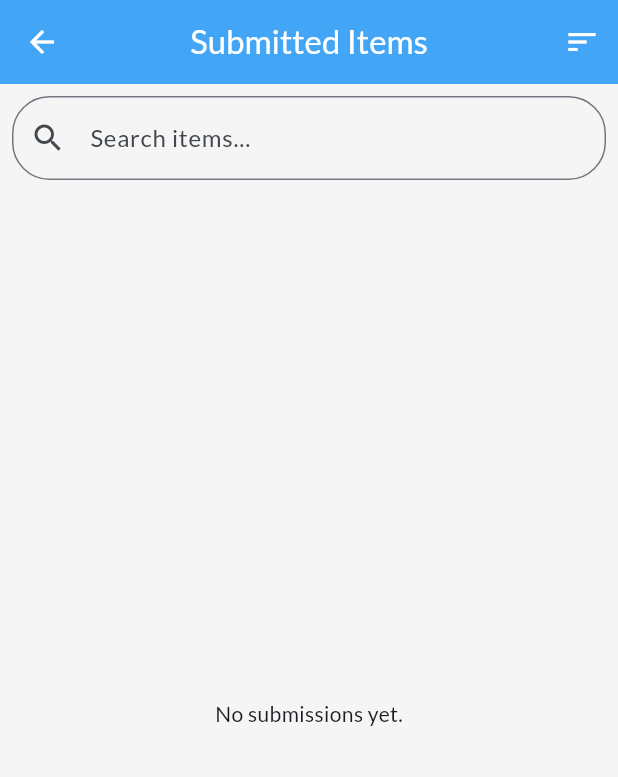
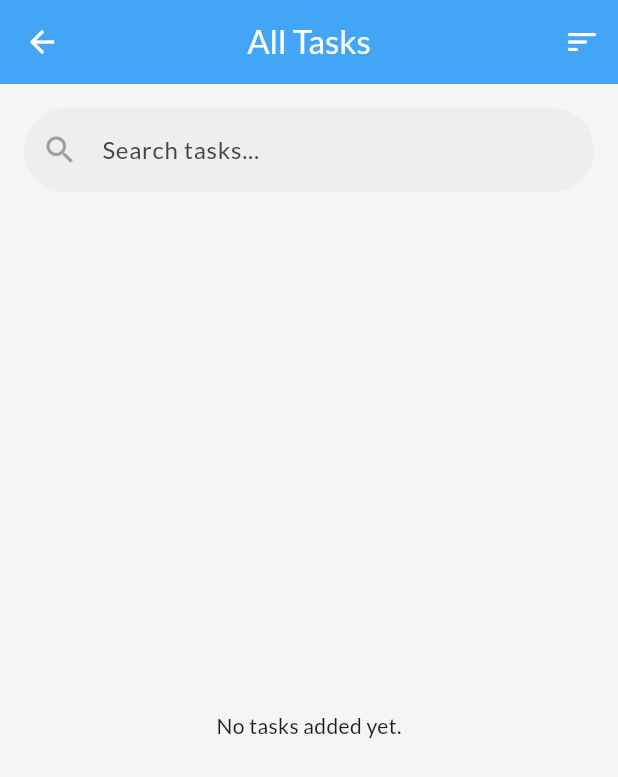
Before and after one commit to ChornChhery/Todos-App, a Flutter app: the screen it shows after launch, after a tap on the "notifications" icon, on a phone screen of 412 x 824 dp. Shown: the top 777 px of the screen. Run offline on Flutter 3.47's test engine with Material 3 defaults, Android fonts, the phone set to English and light mode, and no system bars; our stand-ins replace google_fonts, shared_preferences.

Commit message:
Improve style

```diff
--- a/lib/screens/input_page.dart
+++ b/lib/screens/input_page.dart
@@ -26,7 +26,7 @@ class _InputPageState extends State<InputPage> {
 
     return Scaffold(
       appBar: AppBar(
-        title: const Text('Input Page'),
+        title: const Text('Task Manager'),
         actions: [
           Stack(
             children: [
@@ -43,20 +43,21 @@ class _InputPageState extends State<InputPage> {
                   right: 11,
                   top: 11,
                   child: Container(
-                    padding: const EdgeInsets.all(2),
+                    padding: const EdgeInsets.all(3),
                     decoration: BoxDecoration(
-                      color: Colors.red,
-                      borderRadius: BorderRadius.circular(6),
+                      color: Theme.of(context).colorScheme.secondary,
+                      shape: BoxShape.circle,
                     ),
                     constraints: const BoxConstraints(
-                      minWidth: 14,
-                      minHeight: 14,
+                      minWidth: 16,
+                      minHeight: 16,
                     ),
                     child: Text(
                       '${provider.submissionCount}',
                       style: const TextStyle(
                         color: Colors.white,
-                        fontSize: 8,
+                        fontSize: 10,
+                        fontWeight: FontWeight.bold,
                       ),
                       textAlign: TextAlign.center,
                     ),
@@ -66,28 +67,65 @@ class _InputPageState extends State<InputPage> {
           ),
         ],
       ),
-      body: Padding(
-        padding: const EdgeInsets.all(16.0),
+      body: Center(
+        child: Padding(
+          padding: const EdgeInsets.all(24.0),
+          child: Column(
+            mainAxisAlignment: MainAxisAlignment.center,
+            children: [
+              Card(
+                elevation: 4,
+                shape: RoundedRectangleBorder(
+                  borderRadius: BorderRadius.circular(15),
+                ),
+                child: Padding(
+                  padding: const EdgeInsets.all(20.0),
                   child: Column(
                     children: [
-            TextField(
-              controller: _controller,
-              decoration: const InputDecoration(
-                labelText: 'Enter text',
-                border: OutlineInputBorder(),
+                      const Text(
+                        'Add a New Task',
+                        style: TextStyle(
+                          fontSize: 24,
+                          fontWeight: FontWeight.bold,
+                          color: Color(0xFF42A5F5),
                         ),
                       ),
                       const SizedBox(height: 16),
+                      TextField(
+                        controller: _controller,
+                        decoration: InputDecoration(
+                          labelText: 'Enter task',
+                          border: OutlineInputBorder(
+                            borderRadius: BorderRadius.circular(10),
+                            borderSide: BorderSide.none,
+                          ),
+                          filled: true,
+                          fillColor: Colors.grey[200],
+                          suffixIcon: IconButton(
+                            icon: const Icon(Icons.clear, color: Colors.grey),
+                            onPressed: () => _controller.clear(),
+                          ),
+                        ),
+                      ),
+                      const SizedBox(height: 20),
                       ElevatedButton(
                         onPressed: () {
                           if (_controller.text.isNotEmpty) {
                             provider.addSubmission(_controller.text);
                             _controller.clear();
+                            ScaffoldMessenger.of(context).showSnackBar(
+                              const SnackBar(content: Text('Task added successfully!')),
+                            );
                           }
                         },
-              child: const Text('Submit'),
+                        child: const Text('Submit Task'),
                       ),
                     ],
+                  ),
+                ),
+              ),
+            ],
+          ),
         ),
       ),
     );
--- a/lib/screens/list_page.dart
+++ b/lib/screens/list_page.dart
@@ -3,7 +3,6 @@ import 'package:flutter/material.dart';
 import 'package:provider/provider.dart';
 import 'package:intl/intl.dart';
 import '../providers/submission_provider.dart';
-import '../models/submission.dart';
 
 class ListPage extends StatefulWidget {
   const ListPage({super.key});
@@ -32,7 +31,7 @@ class _ListPageState extends State<ListPage> {
   Widget build(BuildContext context) {
     return Scaffold(
       appBar: AppBar(
-        title: const Text('Submitted Items'),
+        title: const Text('All Tasks'),
         actions: [
           PopupMenuButton<SortOrder>(
             icon: const Icon(Icons.sort),
@@ -55,15 +54,18 @@ class _ListPageState extends State<ListPage> {
       body: Column(
         children: [
           Padding(
-            padding: const EdgeInsets.all(8.0),
+            padding: const EdgeInsets.all(16.0),
             child: TextField(
               controller: _searchController,
-              decoration: const InputDecoration(
-                labelText: 'Search items...',
-                prefixIcon: Icon(Icons.search),
+              decoration: InputDecoration(
+                hintText: 'Search tasks...',
+                prefixIcon: const Icon(Icons.search, color: Colors.grey),
                 border: OutlineInputBorder(
-                  borderRadius: BorderRadius.all(Radius.circular(25.0)),
+                  borderRadius: BorderRadius.circular(30.0),
+                  borderSide: BorderSide.none,
                 ),
+                filled: true,
+                fillColor: Colors.grey[200],
               ),
               onChanged: (query) {
                 Provider.of<SubmissionProvider>(context, listen: false).setSearchQuery(query);
@@ -75,7 +77,7 @@ class _ListPageState extends State<ListPage> {
               builder: (context, provider, child) {
                 final submissions = provider.submissions;
                 if (submissions.isEmpty && provider.searchQuery.isEmpty) {
-                  return const Center(child: Text('No submissions yet.'));
+                  return const Center(child: Text('No tasks added yet.'));
                 } else if (submissions.isEmpty && provider.searchQuery.isNotEmpty) {
                   return const Center(child: Text('No matching results.'));
                 }
@@ -85,7 +87,7 @@ class _ListPageState extends State<ListPage> {
                   itemBuilder: (context, index) {
                     final submission = submissions[index];
                     return Dismissible(
-                      key: ValueKey(submission),
+                      key: ValueKey(submission.timestamp), // Use timestamp as unique key
                       background: Container(
                         color: Colors.red,
                         alignment: Alignment.centerRight,
@@ -96,19 +98,31 @@ class _ListPageState extends State<ListPage> {
                       onDismissed: (direction) {
                         provider.removeSubmission(index);
                         ScaffoldMessenger.of(context).showSnackBar(
-                          SnackBar(content: Text('Item deleted: ${submission.text}')),
+                          SnackBar(content: Text('Task "${submission.text}" deleted')),
                         );
                       },
                       child: Card(
-                        margin: const EdgeInsets.symmetric(horizontal: 10, vertical: 5),
+                        margin: const EdgeInsets.symmetric(horizontal: 16, vertical: 8),
+                        elevation: 2,
+                        shape: RoundedRectangleBorder(
+                          borderRadius: BorderRadius.circular(12),
+                        ),
                         child: ListTile(
-                          title: Text(submission.text),
-                          subtitle: Text(DateFormat('yyyy-MM-dd – kk:mm').format(submission.timestamp)),
+                          contentPadding: const EdgeInsets.symmetric(horizontal: 16, vertical: 8),
+                          leading: const Icon(Icons.task, color: Color(0xFF42A5F5)),
+                          title: Text(
+                            submission.text,
+                            style: const TextStyle(fontWeight: FontWeight.w600),
+                          ),
+                          subtitle: Text(
+                            DateFormat('dd MMM yyyy, hh:mm a').format(submission.timestamp),
+                            style: TextStyle(color: Colors.grey[600]),
+                          ),
                           trailing: Row(
                             mainAxisSize: MainAxisSize.min,
                             children: [
                               IconButton(
-                                icon: const Icon(Icons.edit),
+                                icon: const Icon(Icons.edit, color: Colors.grey),
                                 onPressed: () => _showEditDialog(context, provider, index),
                               ),
                               IconButton(
@@ -116,7 +130,7 @@ class _ListPageState extends State<ListPage> {
                                 onPressed: () {
                                   provider.removeSubmission(index);
                                   ScaffoldMessenger.of(context).showSnackBar(
-                                    SnackBar(content: Text('Item deleted: ${submission.text}')),
+                                    SnackBar(content: Text('Task "${submission.text}" deleted')),
                                   );
                                 },
                               ),
@@ -141,17 +155,22 @@ class _ListPageState extends State<ListPage> {
       context: context,
       builder: (context) {
         return AlertDialog(
-          title: const Text('Edit Submission'),
+          shape: RoundedRectangleBorder(borderRadius: BorderRadius.circular(15)),
+          title: const Text('Edit Task'),
           content: TextField(
             controller: editController,
             autofocus: true,
+            decoration: const InputDecoration(
+              hintText: 'Update task here...',
+              border: OutlineInputBorder(),
+            ),
           ),
           actions: [
             TextButton(
               onPressed: () => Navigator.of(context).pop(),
               child: const Text('Cancel'),
             ),
-            TextButton(
+            ElevatedButton(
               onPressed: () {
                 if (editController.text.isNotEmpty) {
                   provider.updateSubmission(index, editController.text);
```
Lines whose indentation alone changed are shown as unchanged.
